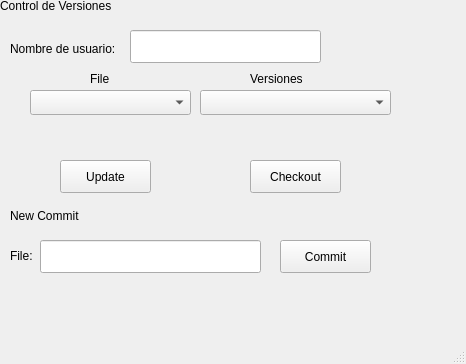
Before: the Qt Designer form src/main/python/ejemplo.ui in mgmdi/versiones, drawn with Qt 5.
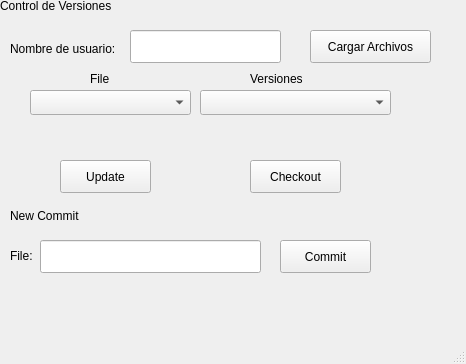
After: the same form once the commit is applied.

Commit message: Se agrego el boton de cargar archivos para ese usuario

Patch:
```diff
--- a/src/main/python/ejemplo.ui
+++ b/src/main/python/ejemplo.ui
@@ -217,11 +217,24 @@
      <rect>
       <x>130</x>
       <y>30</y>
-      <width>191</width>
+      <width>151</width>
       <height>33</height>
      </rect>
     </property>
    </widget>
+   <widget class="QPushButton" name="pushButton_5">
+    <property name="geometry">
+     <rect>
+      <x>310</x>
+      <y>30</y>
+      <width>121</width>
+      <height>33</height>
+     </rect>
+    </property>
+    <property name="text">
+     <string>Cargar Archivos</string>
+    </property>
+   </widget>
   </widget>
   <widget class="QMenuBar" name="menubar">
    <property name="geometry">
```
The commit also changes 3 other files.
